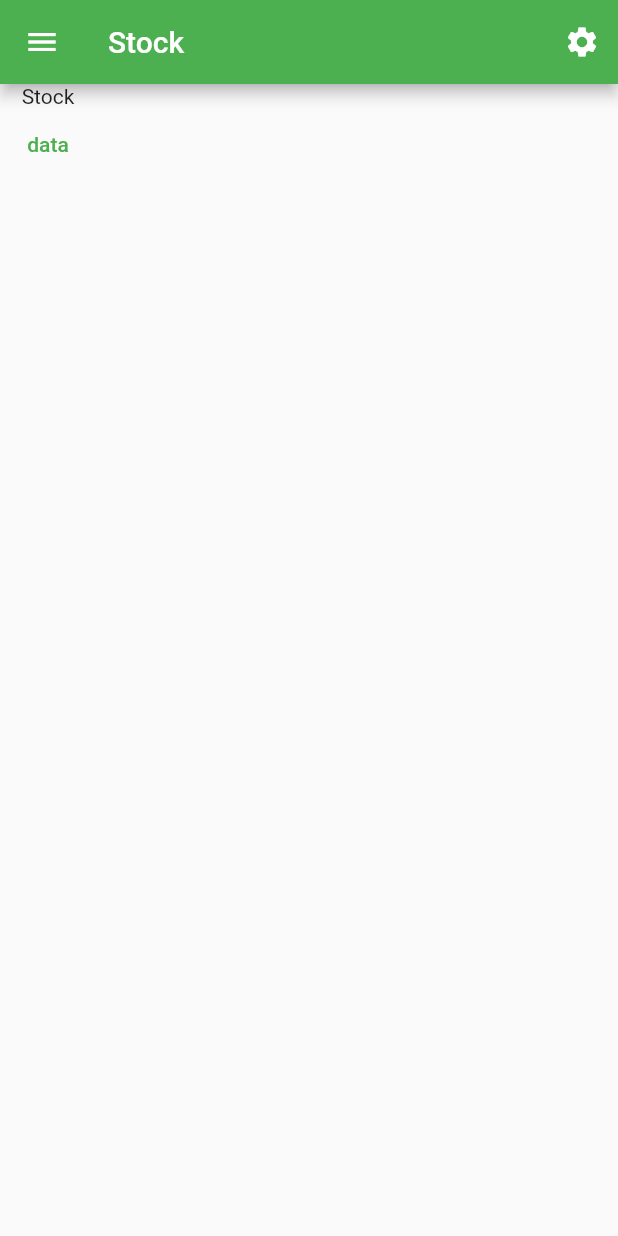
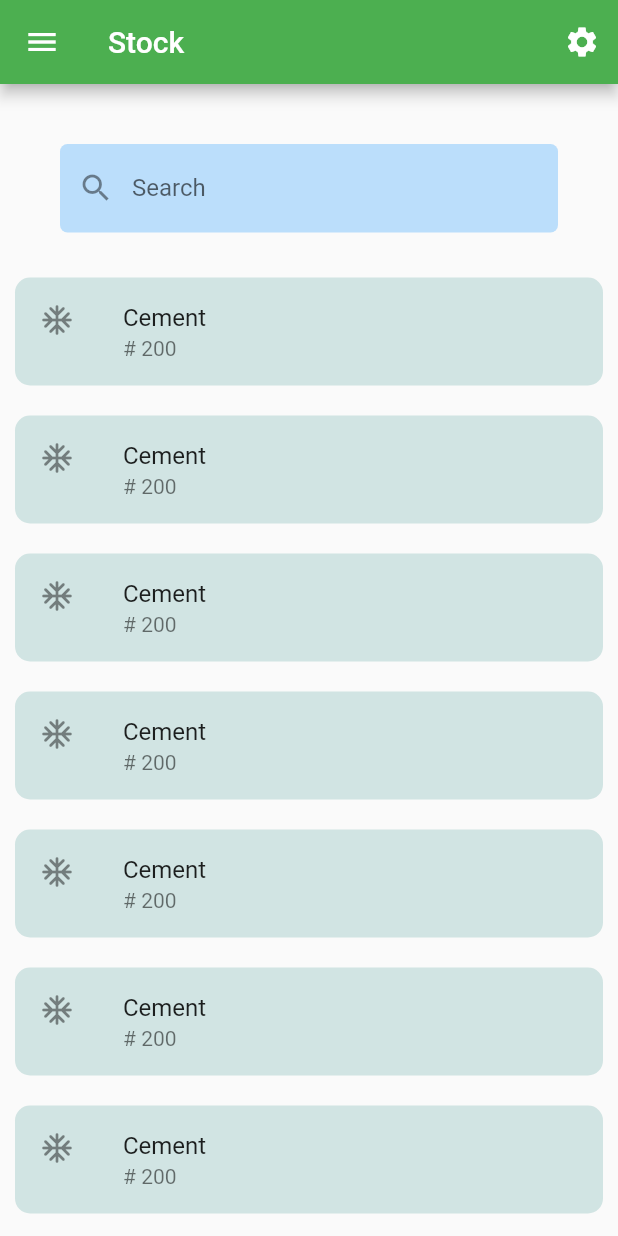
Before and after one commit to wilsonanyonga/bejoy_construction, a Flutter app: the Stock screen opened by its route, on a phone screen of 412 x 824 dp. Run offline on Flutter 3.47's test engine with Material 2 defaults, Android fonts, the phone set to English and light mode, and no system bars; our stand-ins replace go_router; missing offline and left inert: dart:ffi, flutter_launcher_icons.

Commit message:
Update stock.dart

```diff
--- a/lib/screens/stock.dart
+++ b/lib/screens/stock.dart
@@ -1,5 +1,6 @@
 import 'package:bejoy_construction/widgets/menu_widget.dart';
 import 'package:flutter/material.dart';
+import 'package:flutter_launcher_icons/xml_templates.dart';
 import 'package:go_router/go_router.dart';
 
 class Stock extends StatelessWidget {
@@ -87,11 +88,11 @@ class Stock extends StatelessWidget {
                 icon: Icons.picture_in_picture_alt,
                 routeMe: '/pictures'),
             // const Spacer(),
-            NewMethodMenuWidget(
-                context: context,
-                details: 'Materials Use',
-                icon: Icons.settings_applications,
-                routeMe: '/materials'),
+            // NewMethodMenuWidget(
+            //     context: context,
+            //     details: 'Materials Use',
+            //     icon: Icons.settings_applications,
+            //     routeMe: '/materials'),
           ],
         ),
       ),
@@ -124,12 +125,83 @@ class Stock extends StatelessWidget {
           ],
         ),
       ),
-      body: Column(
-        children: [
-          const Text('Stock'),
-          TextButton(
-              onPressed: () => context.go('/'), child: const Text('data'))
-        ],
+      body: SingleChildScrollView(
+        child: Column(
+          children: [
+            const SizedBox(height: 20),
+            // const Center(
+            //     child: Text('Current Stock',
+            //         style: TextStyle(
+            //           fontSize: 20,
+            //           fontWeight: FontWeight.bold,
+            //           color: Colors.black,
+            //         ))),
+            const SizedBox(height: 20),
+            Padding(
+              padding: const EdgeInsets.fromLTRB(40.0, 0.0, 40.0, 0.0),
+              child: TextField(
+                decoration: InputDecoration(
+                  enabledBorder: OutlineInputBorder(
+                    borderRadius: BorderRadius.circular(5),
+                    borderSide: BorderSide.none,
+                    // borderSide: const BorderSide(
+                    //   color: Colors.green,
+                    //   width: 1.0,
+                    // ),
+                  ),
+                  focusedBorder: OutlineInputBorder(
+                    borderRadius: BorderRadius.circular(10),
+                    borderSide: const BorderSide(
+                      color: Colors.blue,
+                      width: 1.0,
+                    ),
+                  ),
+                  filled: true,
+                  fillColor: Colors.blue.shade100,
+                  // input border should appear when data is being modified
+                  // border: OutlineInputBorder(
+                  //   borderRadius: BorderRadius.circular(10.0),
+                  // ),
+                  labelText: 'Search',
+                  prefixIcon: const Icon(Icons.search),
+                ),
+              ),
+            ),
+            const SizedBox(height: 20),
+            ListView(
+              shrinkWrap: true,
+              children: [
+                for (var i = 0; i < 16; i++)
+                  Container(
+                    decoration: BoxDecoration(
+                      color: const Color.fromARGB(62, 82, 158, 154),
+                      borderRadius: BorderRadius.circular(10),
+                    ),
+                    margin: const EdgeInsets.all(10),
+                    child: const ListTile(
+                      leading: Icon(Icons.ac_unit_rounded),
+                      title: Text('Cement'),
+                      subtitle: Text('# 200'),
+                      // trailing: Icon(Icons.edit),
+                      // tileColor: Color.fromARGB(62, 82, 158, 154),
+                    ),
+                  )
+              ],
+            ),
+            Container(
+              margin: const EdgeInsets.all(10),
+              child: const ListTile(
+                leading: Icon(Icons.ac_unit_rounded),
+                title: Text('Item 1'),
+                subtitle: Text('Description'),
+                trailing: Text('Quantity'),
+                tileColor: Colors.grey,
+              ),
+            ),
+            TextButton(
+                onPressed: () => context.go('/'), child: const Text('data'))
+          ],
+        ),
       ),
     );
   }
```
